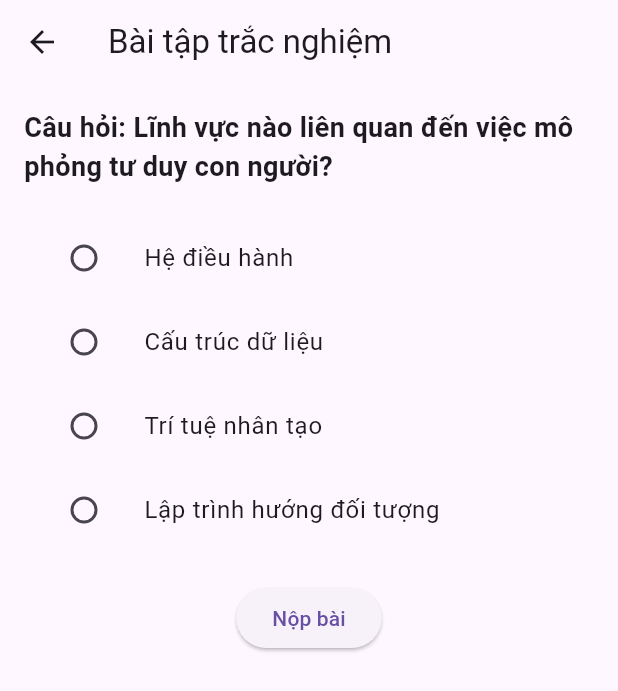
After one commit to Sang20225664/AI-Tutor, a Flutter app: the QuizScreen screen opened directly, on a phone screen of 412 x 824 dp. The commit adds this screen. Shown: the top 691 px of the screen. Run offline on Flutter 3.47's test engine with Material 3 defaults, Android fonts, the light colour scheme and no system bars; network calls fail.

Commit message:
lesson suggest

```diff
--- /dev/null
+++ b/ai_tutor_app/lib/screens/lesson/quiz_screen.dart
@@ -0,0 +1,84 @@
+import 'package:flutter/material.dart';
+
+class QuizScreen extends StatefulWidget {
+  const QuizScreen({super.key});
+
+  @override
+  State<QuizScreen> createState() => _QuizScreenState();
+}
+
+class _QuizScreenState extends State<QuizScreen> {
+  int _selectedIndex = -1;
+  bool _submitted = false;
+  final int _correctIndex = 2; // Đáp án đúng (ví dụ)
+
+  final List<String> _answers = [
+    'Hệ điều hành',
+    'Cấu trúc dữ liệu',
+    'Trí tuệ nhân tạo',
+    'Lập trình hướng đối tượng',
+  ];
+
+  void _submitAnswer() {
+    if (_selectedIndex == -1) return;
+
+    setState(() {
+      _submitted = true;
+    });
+  }
+
+  @override
+  Widget build(BuildContext context) {
+    return Scaffold(
+      appBar: AppBar(title: const Text('Bài tập trắc nghiệm')),
+      body: Padding(
+        padding: const EdgeInsets.all(16),
+        child: Column(
+          crossAxisAlignment: CrossAxisAlignment.start,
+          children: [
+            const Text(
+              'Câu hỏi: Lĩnh vực nào liên quan đến việc mô phỏng tư duy con người?',
+              style: TextStyle(fontSize: 18, fontWeight: FontWeight.bold),
+            ),
+            const SizedBox(height: 20),
+            for (int i = 0; i < _answers.length; i++)
+              ListTile(
+                title: Text(_answers[i]),
+                leading: Radio<int>(
+                  value: i,
+                  groupValue: _selectedIndex,
+                  onChanged: _submitted
+                      ? null
+                      : (value) {
+                    setState(() {
+                      _selectedIndex = value!;
+                    });
+                  },
+                ),
+              ),
+            const SizedBox(height: 20),
+            Center(
+              child: ElevatedButton(
+                onPressed: _submitted ? null : _submitAnswer,
+                child: const Text('Nộp bài'),
+              ),
+            ),
+            const SizedBox(height: 16),
+            if (_submitted)
+              Center(
+                child: Text(
+                  _selectedIndex == _correctIndex
+                      ? '✅ Chính xác!'
+                      : '❌ Sai rồi. Đáp án đúng là: ${_answers[_correctIndex]}',
+                  style: TextStyle(
+                    fontSize: 20,
+                    color: _selectedIndex == _correctIndex ? Colors.green : Colors.red,
+                  ),
+                ),
+              )
+          ],
+        ),
+      ),
+    );
+  }
+}
--- a/ai_tutor_app/lib/screens/lesson_screen.dart
+++ /dev/null
@@ -1 +0,0 @@
-// TODO Implement this library.
--- a/ai_tutor_app/lib/screens/quiz_screen.dart
+++ /dev/null
@@ -1 +0,0 @@
-// TODO Implement this library.
```
Also changed, not shown: ai_tutor_app/lib/screens/home_screen.dart (+8 -4 lines), ai_tutor_app/lib/screens/lesson/leson_theory_screen.dart (added, +47 -0 lines), ai_tutor_app/lib/screens/lesson/lesson_detail_screen.dart (added, +43 -0 lines), ai_tutor_app/lib/screens/lesson/lesson_screen.dart (added, +53 -0 lines).
